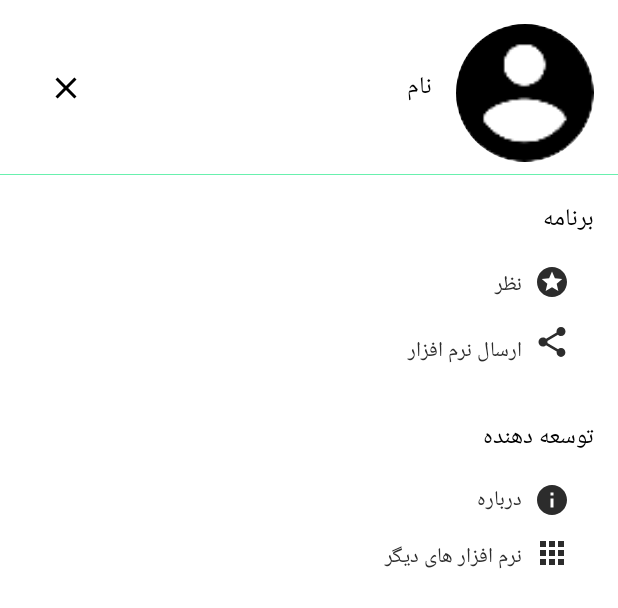
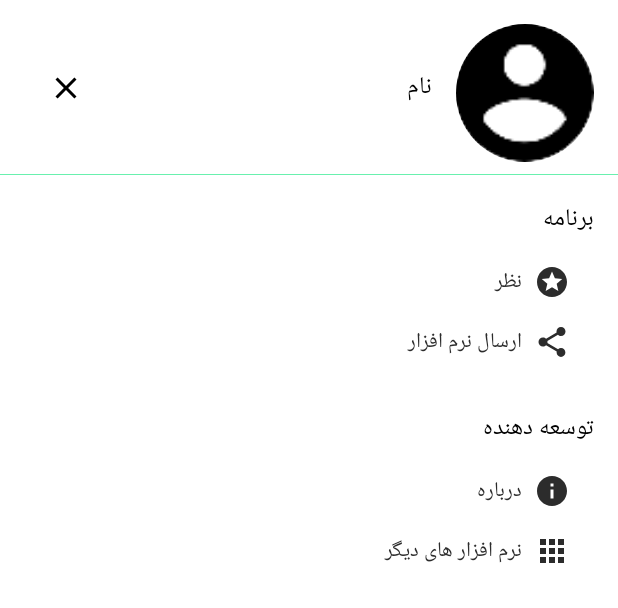
Before and after one commit to husseinrasti/MVVM-BmiCalculator, an Android app: the layout bottom_navigation_drawer.xml on its own in the app's theme, with its tools: preview values and no code run, on a phone screen of 412 x 824 dp. Shown: the top 608 px of the screen. Run offline under Robolectric (Android 15) with nearby library versions, the phone set to English and light mode, and no system bars; plain views replace CircularImageView; Roboto replaces fonts that are not available here.

Commit message:
fix navigation layout

```diff
--- a/app/src/main/java/ir/radicalcode/app/bmi/view/fragment/BottomSheetNavigationFragment.java
+++ b/app/src/main/java/ir/radicalcode/app/bmi/view/fragment/BottomSheetNavigationFragment.java
@@ -67,7 +67,7 @@ public class BottomSheetNavigationFragment extends BottomSheetDialogFragment {
         @Override
         public void onSlide( @NonNull View bottomSheet , float slideOffset ) {
             //check the slide offset and change the visibility of close button
-            if ( slideOffset > 0.5 ) {
+            if ( slideOffset > 0.35 ) {
                 imgClose.setVisibility( View.VISIBLE );
             } else {
                 imgClose.setVisibility( View.GONE );
--- a/app/src/main/res/layout/bottom_navigation_drawer.xml
+++ b/app/src/main/res/layout/bottom_navigation_drawer.xml
@@ -73,7 +73,7 @@
         android:layout_width="0dp"
         android:layout_height="wrap_content"
         android:layout_marginEnd="8dp"
-        android:layout_marginTop="18dp"
+        android:layout_marginTop="16dp"
         android:text="@string/nav_item_star"
         android:textColor="@color/gray_dark"
         app:layout_constraintBottom_toTopOf="@id/txtItemShare"
@@ -97,7 +97,7 @@
         android:layout_width="0dp"
         android:layout_height="wrap_content"
         android:layout_marginEnd="8dp"
-        android:layout_marginTop="20dp"
+        android:layout_marginTop="16dp"
         android:text="@string/nav_item_share"
         android:textColor="@color/gray_dark"
         app:layout_constraintBottom_toTopOf="@id/txtTitleDeveloper"
@@ -156,9 +156,9 @@
         android:id="@+id/txtItemApps"
         android:layout_width="0dp"
         android:layout_height="wrap_content"
-        android:layout_marginBottom="16dp"
+        android:layout_marginBottom="32dp"
         android:layout_marginEnd="8dp"
-        android:layout_marginTop="14dp"
+        android:layout_marginTop="16dp"
         android:text="@string/nav_sub_menu_app"
         android:textColor="@color/gray_dark"
         app:layout_constraintBottom_toBottomOf="parent"
@@ -170,9 +170,9 @@
         android:id="@+id/imgItemApps"
         android:layout_width="wrap_content"
         android:layout_height="wrap_content"
-        android:layout_marginBottom="16dp"
+        android:layout_marginBottom="32dp"
         android:layout_marginEnd="32dp"
-        android:layout_marginTop="8dp"
+        android:layout_marginTop="16dp"
         android:contentDescription="@string/image_desc"
         android:src="@drawable/ic_app"
         app:layout_constraintBottom_toBottomOf="parent"
```
